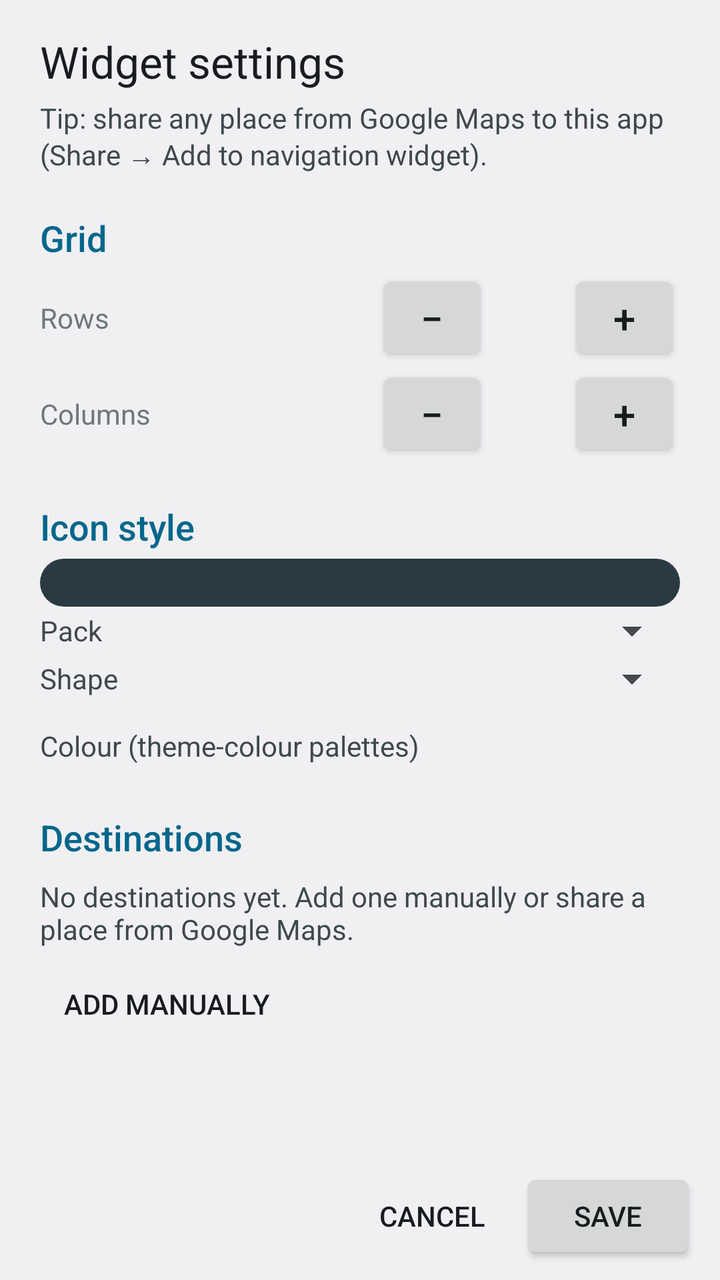
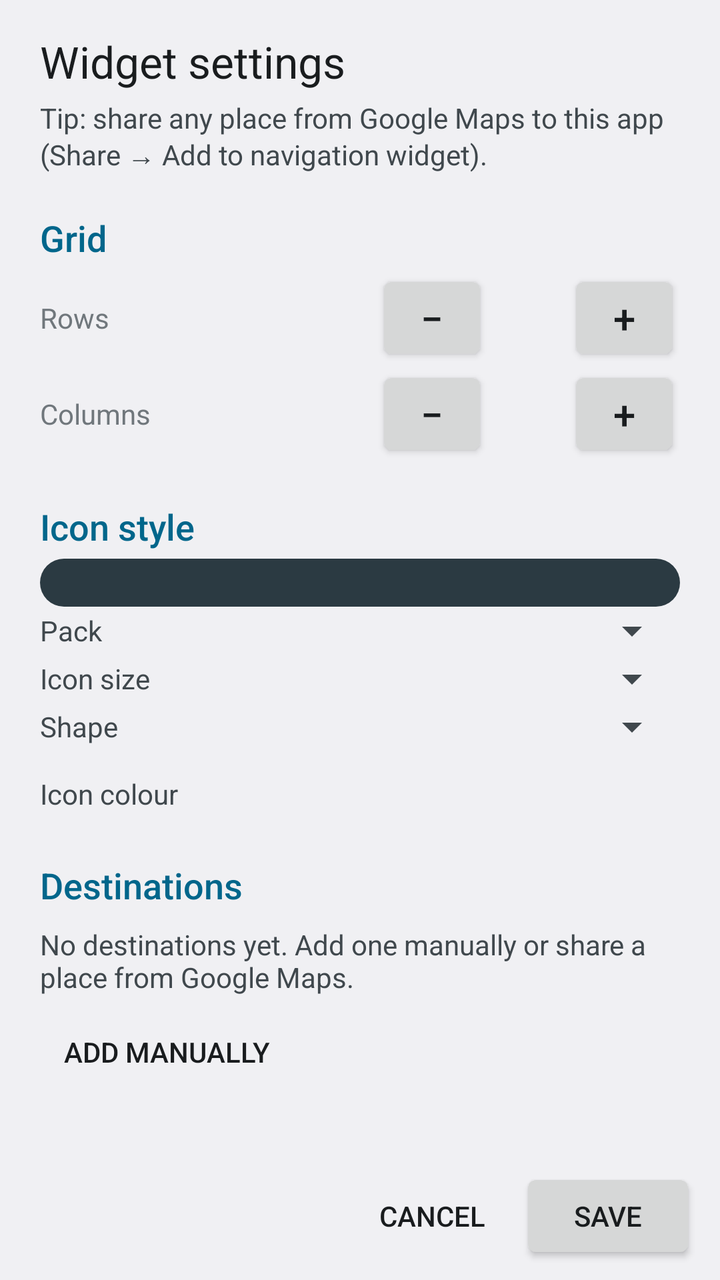

An Android layout rendered at two revisions. The XML below is the earlier revision; the diff shows what the commit changed to produce the second picture.
<!-- AndroidManifest.xml: activity theme Theme.NavShort.Config -->
<!-- res/layout/activity_widget_config.xml -->
<?xml version="1.0" encoding="utf-8"?>
<LinearLayout xmlns:android="http://schemas.android.com/apk/res/android"
    android:layout_width="match_parent"
    android:layout_height="match_parent"
    android:fitsSystemWindows="true"
    android:orientation="vertical">

    <ScrollView
        android:id="@+id/config_scroll"
        android:layout_width="match_parent"
        android:layout_height="0dp"
        android:layout_weight="1">

        <LinearLayout
            android:layout_width="match_parent"
            android:layout_height="wrap_content"
            android:orientation="vertical"
            android:paddingStart="20dp"
            android:paddingTop="16dp"
            android:paddingEnd="20dp"
            android:paddingBottom="16dp">

            <TextView
                android:id="@+id/config_title"
                android:layout_width="wrap_content"
                android:layout_height="wrap_content"
                android:text="@string/config_title"
                android:textAppearance="@android:style/TextAppearance.DeviceDefault.Large" />

            <TextView
                android:id="@+id/config_hint"
                android:layout_width="match_parent"
                android:layout_height="wrap_content"
                android:layout_marginTop="4dp"
                android:text="@string/config_share_tip"
                android:textColor="?android:attr/textColorSecondary" />

            
            <TextView
                style="@style/ConfigSection"
                android:text="@string/config_grid" />

            <LinearLayout
                android:layout_width="match_parent"
                android:layout_height="wrap_content"
                android:gravity="center_vertical"
                android:orientation="horizontal">

                <TextView
                    android:layout_width="0dp"
                    android:layout_height="wrap_content"
                    android:layout_weight="1"
                    android:text="@string/config_rows" />

                <Button
                    android:id="@+id/rows_minus"
                    style="@style/StepperButton"
                    android:contentDescription="@string/rows_minus"
                    android:text="@string/minus" />

                <TextView
                    android:id="@+id/rows_value"
                    style="@style/StepperValue" />

                <Button
                    android:id="@+id/rows_plus"
                    style="@style/StepperButton"
                    android:contentDescription="@string/rows_plus"
                    android:text="@string/plus" />
            </LinearLayout>

            <LinearLayout
                android:layout_width="match_parent"
                android:layout_height="wrap_content"
                android:gravity="center_vertical"
                android:orientation="horizontal">

                <TextView
                    android:layout_width="0dp"
                    android:layout_height="wrap_content"
                    android:layout_weight="1"
                    android:text="@string/config_cols" />

                <Button
                    android:id="@+id/cols_minus"
                    style="@style/StepperButton"
                    android:contentDescription="@string/cols_minus"
                    android:text="@string/minus" />

                <TextView
                    android:id="@+id/cols_value"
                    style="@style/StepperValue" />

                <Button
                    android:id="@+id/cols_plus"
                    style="@style/StepperButton"
                    android:contentDescription="@string/cols_plus"
                    android:text="@string/plus" />
            </LinearLayout>

            <TextView
                android:id="@+id/grid_note"
                android:layout_width="match_parent"
                android:layout_height="wrap_content"
                android:textColor="?android:attr/textColorSecondary"
                android:visibility="gone" />

            
            <TextView
                style="@style/ConfigSection"
                android:text="@string/config_style" />

            <LinearLayout
                android:id="@+id/style_preview"
                android:layout_width="match_parent"
                android:layout_height="wrap_content"
                android:background="@drawable/icon_preview_background"
                android:contentDescription="@string/style_preview"
                android:gravity="center"
                android:orientation="horizontal"
                android:padding="12dp" />

            <TextView
                android:id="@+id/style_note"
                android:layout_width="match_parent"
                android:layout_height="wrap_content"
                android:layout_marginTop="4dp"
                android:text="@string/niagara_missing_style"
                android:textColor="?android:attr/textColorSecondary"
                android:visibility="gone" />

            <LinearLayout
                android:layout_width="match_parent"
                android:layout_height="wrap_content"
                android:gravity="center_vertical"
                android:orientation="horizontal">

                <TextView
                    style="@style/ConfigFieldLabel"
                    android:text="@string/config_pack" />

                <Spinner
                    android:id="@+id/style_pack"
                    android:layout_width="0dp"
                    android:layout_height="wrap_content"
                    android:layout_weight="1" />
            </LinearLayout>

            <LinearLayout
                android:id="@+id/style_dimensions"
                android:layout_width="match_parent"
                android:layout_height="wrap_content"
                android:orientation="vertical" />

            <LinearLayout
                android:id="@+id/shape_row"
                android:layout_width="match_parent"
                android:layout_height="wrap_content"
                android:gravity="center_vertical"
                android:orientation="horizontal">

                <TextView
                    style="@style/ConfigFieldLabel"
                    android:text="@string/config_shape" />

                <Spinner
                    android:id="@+id/style_shape"
                    android:layout_width="0dp"
                    android:layout_height="wrap_content"
                    android:layout_weight="1" />
            </LinearLayout>

            <TextView
                style="@style/SheetFieldLabel"
                android:text="@string/config_color" />

            <LinearLayout
                android:id="@+id/color_row"
                android:layout_width="match_parent"
                android:layout_height="wrap_content"
                android:layout_marginTop="4dp"
                android:orientation="horizontal" />

            
            <TextView
                style="@style/ConfigSection"
                android:text="@string/config_destinations" />

            <TextView
                android:id="@+id/empty_list_text"
                android:layout_width="match_parent"
                android:layout_height="wrap_content"
                android:paddingTop="4dp"
                android:paddingBottom="4dp"
                android:text="@string/config_no_destinations"
                android:textColor="?android:attr/textColorSecondary" />

            <LinearLayout
                android:id="@+id/entry_list"
                android:layout_width="match_parent"
                android:layout_height="wrap_content"
                android:orientation="vertical" />

            <Button
                android:id="@+id/add_manual_button"
                style="?android:attr/borderlessButtonStyle"
                android:layout_width="wrap_content"
                android:layout_height="wrap_content"
                android:text="@string/add_manually" />

            <TextView
                android:id="@+id/add_note"
                android:layout_width="match_parent"
                android:layout_height="wrap_content"
                android:text="@string/grid_full_max"
                android:textColor="?android:attr/textColorSecondary"
                android:visibility="gone" />
        </LinearLayout>
    </ScrollView>

    <LinearLayout
        android:layout_width="match_parent"
        android:layout_height="wrap_content"
        android:gravity="end"
        android:orientation="horizontal"
        android:paddingStart="12dp"
        android:paddingEnd="12dp"
        android:paddingBottom="8dp">

        <Button
            android:id="@+id/config_cancel"
            style="?android:attr/borderlessButtonStyle"
            android:layout_width="wrap_content"
            android:layout_height="wrap_content"
            android:text="@string/cancel" />

        <Button
            android:id="@+id/config_save"
            android:layout_width="wrap_content"
            android:layout_height="wrap_content"
            android:text="@string/save" />
    </LinearLayout>
</LinearLayout>
<!-- resources referenced by this layout -->
<resources>
  <!-- drawable icon_preview_background (drawable) -->
  <?xml version="1.0" encoding="utf-8"?>
  <shape xmlns:android="http://schemas.android.com/apk/res/android" android:shape="rectangle">
      <solid android:color="#FF2B3A42" />
      <corners android:radius="12dp" />
  </shape>
  <string name="add_manually">Add manually</string>
  <string name="cancel">Cancel</string>
  <string name="cols_minus">Fewer columns</string>
  <string name="cols_plus">More columns</string>
  <string name="config_color">Colour (theme-colour palettes)</string>
  <string name="config_cols">Columns</string>
  <string name="config_destinations">Destinations</string>
  <string name="config_grid">Grid</string>
  <string name="config_no_destinations">No destinations yet. Add one manually or share a place from Google Maps.</string>
  <string name="config_pack">Pack</string>
  <string name="config_rows">Rows</string>
  <string name="config_shape">Shape</string>
  <string name="config_share_tip">Tip: share any place from Google Maps to this app (Share → Add to navigation widget).</string>
  <string name="config_style">Icon style</string>
  <string name="config_title">Widget settings</string>
  <string name="grid_full_max">This widget is full and already at the maximum size (6×6).</string>
  <string name="minus">−</string>
  <string name="niagara_missing_style">Niagara isn\'t installed: destinations show built-in icons.</string>
  <string name="plus">+</string>
  <string name="rows_minus">Fewer rows</string>
  <string name="rows_plus">More rows</string>
  <string name="save">Save</string>
  <string name="style_preview">Icon style preview</string>
  <style name="ConfigFieldLabel">
          <item name="android:layout_width">96dp</item>
          <item name="android:layout_height">wrap_content</item>
          <item name="android:textColor">?android:attr/textColorSecondary</item>
      </style>
  <style name="ConfigSection">
          <item name="android:layout_width">wrap_content</item>
          <item name="android:layout_height">wrap_content</item>
          <item name="android:layout_marginTop">20dp</item>
          <item name="android:layout_marginBottom">4dp</item>
          <item name="android:textAppearance">@android:style/TextAppearance.DeviceDefault.Medium</item>
          <item name="android:textColor">?android:attr/colorAccent</item>
      </style>
  <style name="SheetFieldLabel">
          <item name="android:layout_width">wrap_content</item>
          <item name="android:layout_height">wrap_content</item>
          <item name="android:layout_marginTop">12dp</item>
          <item name="android:textAppearance">@android:style/TextAppearance.DeviceDefault.Small</item>
          <item name="android:textColor">?android:attr/textColorSecondary</item>
      </style>
  <style name="StepperButton">
          <item name="android:layout_width">56dp</item>
          <item name="android:layout_height">48dp</item>
          <item name="android:textSize">20sp</item>
      </style>
  <style name="StepperValue">
          <item name="android:layout_width">40dp</item>
          <item name="android:layout_height">wrap_content</item>
          <item name="android:gravity">center</item>
          <item name="android:textAppearance">@android:style/TextAppearance.DeviceDefault.Medium</item>
      </style>
  <style name="Theme.NavShort.Config" parent="@android:style/Theme.DeviceDefault.DayNight">
          <item name="android:windowActionBar">false</item>
          <item name="android:windowNoTitle">true</item>
          <item name="android:windowSoftInputMode">adjustResize|stateHidden</item>
      </style>
</resources>

<!-- the commit's change to res/layout/activity_widget_config.xml (unified diff, before → after) -->
@@ -105,6 +105,15 @@
                 android:textColor="?android:attr/textColorSecondary"
                 android:visibility="gone" />
 
+            <TextView
+                android:id="@+id/grid_tall_note"
+                android:layout_width="match_parent"
+                android:layout_height="wrap_content"
+                android:layout_marginTop="4dp"
+                android:text="@string/config_tall_tip"
+                android:textColor="?android:attr/textColorSecondary"
+                android:visibility="gone" />
+
             
             <TextView
                 style="@style/ConfigSection"
@@ -147,6 +156,24 @@
             </LinearLayout>
 
             <LinearLayout
+                android:layout_width="match_parent"
+                android:layout_height="wrap_content"
+                android:gravity="center_vertical"
+                android:orientation="horizontal">
+
+                <TextView
+                    style="@style/ConfigFieldLabel"
+                    android:text="@string/config_icon_size" />
+
+                <Spinner
+                    android:id="@+id/icon_size"
+                    android:layout_width="0dp"
+                    android:layout_height="wrap_content"
+                    android:layout_weight="1"
+                    android:contentDescription="@string/config_icon_size" />
+            </LinearLayout>
+
+            <LinearLayout
                 android:id="@+id/style_dimensions"
                 android:layout_width="match_parent"
                 android:layout_height="wrap_content"
@@ -171,6 +198,7 @@
             </LinearLayout>
 
             <TextView
+                android:id="@+id/color_label"
                 style="@style/SheetFieldLabel"
                 android:text="@string/config_color" />
 
<!-- resource entries referenced after the edit -->
@@ -10,16 +10,18 @@
   <string name="cancel">Cancel</string>
   <string name="cols_minus">Fewer columns</string>
   <string name="cols_plus">More columns</string>
-  <string name="config_color">Colour (theme-colour palettes)</string>
+  <string name="config_color">Icon colour</string>
   <string name="config_cols">Columns</string>
   <string name="config_destinations">Destinations</string>
   <string name="config_grid">Grid</string>
+  <string name="config_icon_size">Icon size</string>
   <string name="config_no_destinations">No destinations yet. Add one manually or share a place from Google Maps.</string>
   <string name="config_pack">Pack</string>
   <string name="config_rows">Rows</string>
   <string name="config_shape">Shape</string>
   <string name="config_share_tip">Tip: share any place from Google Maps to this app (Share → Add to navigation widget).</string>
   <string name="config_style">Icon style</string>
+  <string name="config_tall_tip">More rows need a taller widget: long-press it in Niagara → Move and resize.</string>
   <string name="config_title">Widget settings</string>
   <string name="grid_full_max">This widget is full and already at the maximum size (6×6).</string>
   <string name="minus">−</string>
